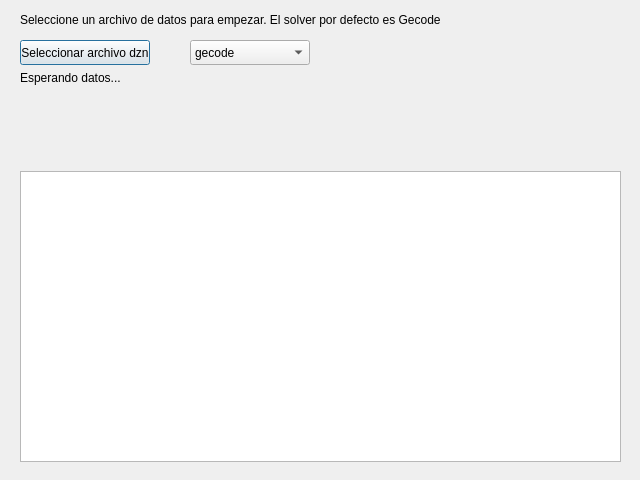
Andres-Breads/modeling_relleno, file mainwindow.ui: the form before one commit.
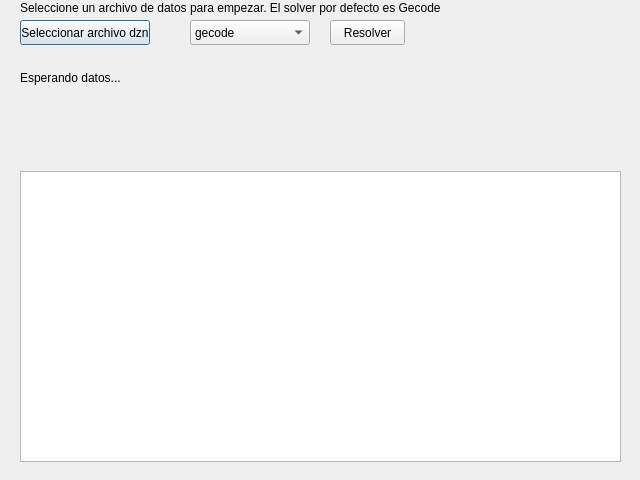
The form after the commit.

Commit message: added solver button in the interface

Patch:
```diff
--- a/mainwindow.ui
+++ b/mainwindow.ui
@@ -17,7 +17,7 @@
    <property name="geometry">
     <rect>
      <x>20</x>
-     <y>40</y>
+     <y>20</y>
      <width>130</width>
      <height>25</height>
     </rect>
@@ -30,9 +30,9 @@
    <property name="geometry">
     <rect>
      <x>20</x>
-     <y>10</y>
+     <y>0</y>
      <width>440</width>
-     <height>20</height>
+     <height>16</height>
     </rect>
    </property>
    <property name="text">
@@ -54,7 +54,7 @@
     <rect>
      <x>20</x>
      <y>70</y>
-     <width>320</width>
+     <width>500</width>
      <height>16</height>
     </rect>
    </property>
@@ -79,7 +79,7 @@
    <property name="geometry">
     <rect>
      <x>190</x>
-     <y>40</y>
+     <y>20</y>
      <width>120</width>
      <height>25</height>
     </rect>
@@ -100,6 +100,32 @@
     </property>
    </item>
   </widget>
+  <widget class="QPushButton" name="pushButtonSolver">
+   <property name="geometry">
+    <rect>
+     <x>330</x>
+     <y>20</y>
+     <width>75</width>
+     <height>25</height>
+    </rect>
+   </property>
+   <property name="text">
+    <string>Resolver</string>
+   </property>
+  </widget>
+  <widget class="QLabel" name="labelFile">
+   <property name="geometry">
+    <rect>
+     <x>20</x>
+     <y>50</y>
+     <width>500</width>
+     <height>16</height>
+    </rect>
+   </property>
+   <property name="text">
+    <string/>
+   </property>
+  </widget>
  </widget>
  <resources/>
  <connections>
```
Left out of the diff: 4 changed lines with no effect on the pictures. The commit also changes 14 other files.
